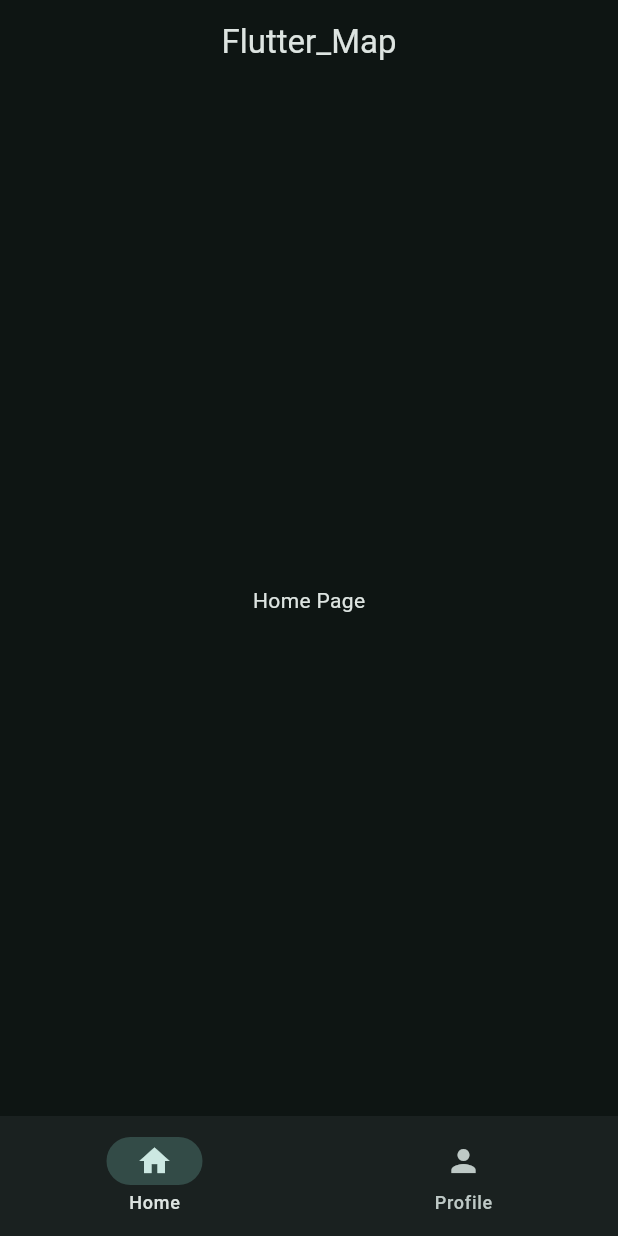
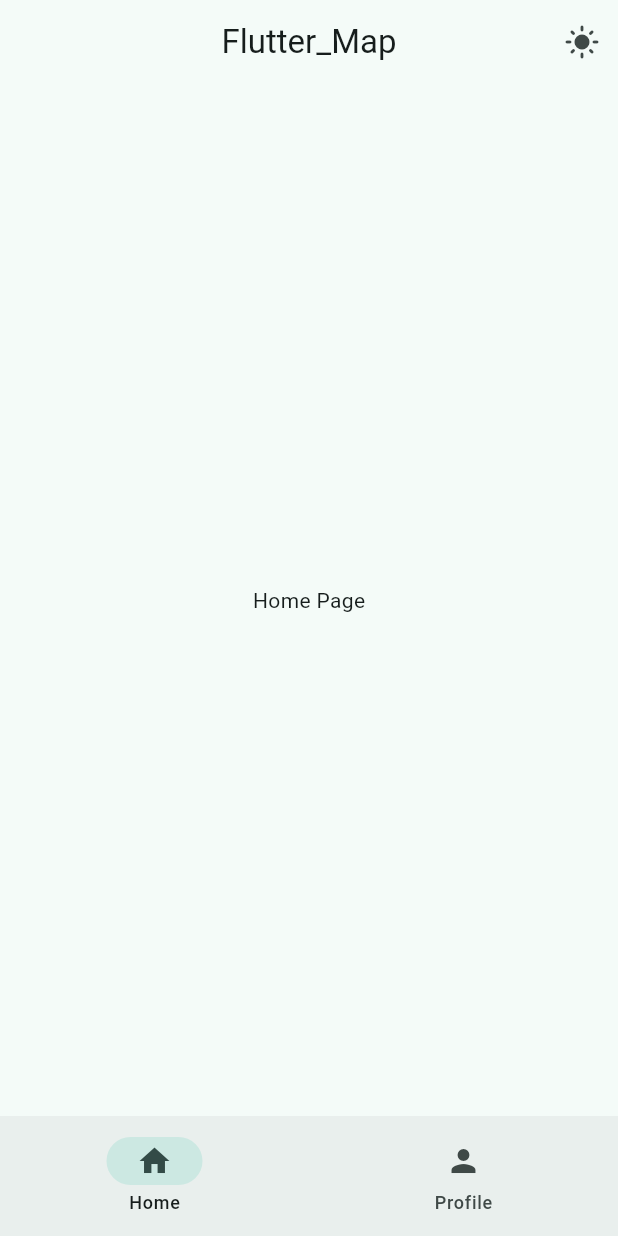
Before and after one commit to JusticeSwann/flutter_app, a Flutter app: the screen it shows after launch, on a phone screen of 412 x 824 dp. Run offline on Flutter 3.47's test engine with Material 3 defaults, Android fonts, the phone set to English and light mode, and no system bars.

Commit message:
added dark mode

```diff
--- a/lib/data/notifiers.dart
+++ b/lib/data/notifiers.dart
@@ -1,3 +1,4 @@
 import 'package:flutter/material.dart';
 
 ValueNotifier<int> selectedPageNotifier = ValueNotifier(0);
+ValueNotifier<bool> darkModeSelectNotifier = ValueNotifier(true);
--- a/lib/main.dart
+++ b/lib/main.dart
@@ -1,4 +1,5 @@
 import 'package:flutter/material.dart';
+import 'package:flutter_application/data/notifiers.dart';
 import 'package:flutter_application/views/widget_tree.dart';
 
 void main() {
@@ -11,20 +12,28 @@ class MyApp extends StatefulWidget{
   @override
   State<MyApp> createState() => _MyAppState();
 
+
 }
+
+
 
 class _MyAppState extends State<MyApp>{
   int selectedIndex = 0;
   @override
   Widget build(BuildContext context){
+    return ValueListenableBuilder(
+      valueListenable: darkModeSelectNotifier,
+      builder: (context, darkmodeSelector, child) {
         return MaterialApp(
           debugShowCheckedModeBanner: false,
           theme: ThemeData(
             colorScheme: ColorScheme.fromSeed(
               seedColor: Colors.teal,
-          brightness: Brightness.dark),
+              brightness: darkmodeSelector? Brightness.light : Brightness.dark),
           ),
-      home: WidgetTree()
+          home: WidgetTree(),
+        );
+      },
     );
   }
 }
--- a/lib/views/widget_tree.dart
+++ b/lib/views/widget_tree.dart
@@ -2,11 +2,17 @@ import 'package:flutter/material.dart';
 import 'package:flutter_application/data/notifiers.dart';
 import 'package:flutter_application/views/pages/home_page.dart';
 import 'package:flutter_application/views/pages/profile_page.dart';
+import 'package:flutter_application/widgets/app_bar.dart';
 import 'package:flutter_application/widgets/bottom_navbar.dart';
 
 List<Widget> pages = [
   HomePage(),
   ProfilePage(),
+];
+
+List<Widget> brightnessMode = [
+  Icon(Icons.light_mode),
+  Icon(Icons.dark_mode),
 ];
 
 
@@ -16,10 +22,7 @@ class WidgetTree extends StatelessWidget{
   @override
   Widget build(BuildContext context){
     return Scaffold(
-      appBar: AppBar(
-        title: const Text('Flutter_Map'),
-        centerTitle: true,
-      ),
+      appBar: AppBarWidget(),
       body: ValueListenableBuilder(valueListenable: selectedPageNotifier,
         builder: (context, selectedPage, child) {
           return pages.elementAt(selectedPage);
--- /dev/null
+++ b/lib/widgets/app_bar.dart
@@ -0,0 +1,32 @@
+import 'package:flutter/material.dart';
+import 'package:flutter_application/data/notifiers.dart';
+import 'package:flutter_application/views/widget_tree.dart';
+
+class AppBarWidget extends StatelessWidget implements PreferredSizeWidget{
+  const AppBarWidget({super.key});
+
+  @override
+  Size get preferredSize => const Size.fromHeight(kToolbarHeight);
+
+  @override
+  Widget build(BuildContext context){
+    return ValueListenableBuilder(
+      valueListenable: darkModeSelectNotifier,
+      builder: (context, darkModeSelecter, child) {
+        return AppBar(
+          title: const Text('Flutter_Map'),
+          centerTitle: true,
+          actions: [
+            IconButton(
+              isSelected: darkModeSelecter,
+              onPressed: () {
+                darkModeSelectNotifier.value = !darkModeSelecter;
+              },
+              icon: brightnessMode[darkModeSelecter ? 0:1]
+            )
+          ],
+        );
+      },
+    );
+  }
+}
```
Lines whose indentation alone changed are shown as unchanged.
